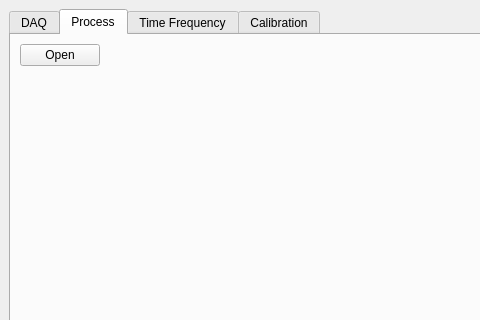
nogleo/datanog, file gui.ui: the form before one commit; both pictures show x 0 to 480 and y 0 to 320 of the 773 by 445 pixel window.
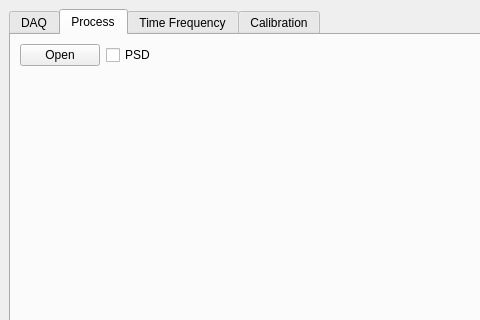
The form after the commit. The open tabs and pages were chosen to show the change.

```diff
--- a/gui.ui
+++ b/gui.ui
@@ -214,6 +214,13 @@
               </property>
              </widget>
             </item>
+            <item>
+             <widget class="QCheckBox" name="psdbox">
+              <property name="text">
+               <string>PSD</string>
+              </property>
+             </widget>
+            </item>
             <item>
              <spacer name="horizontalSpacer">
               <property name="orientation">
```
